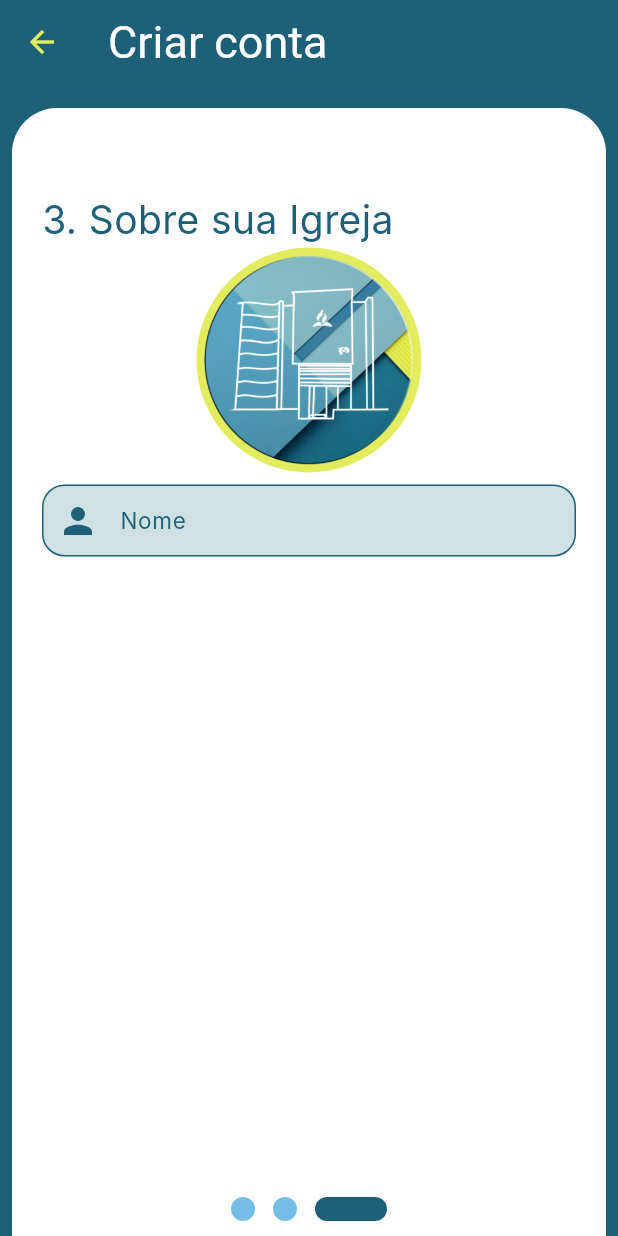
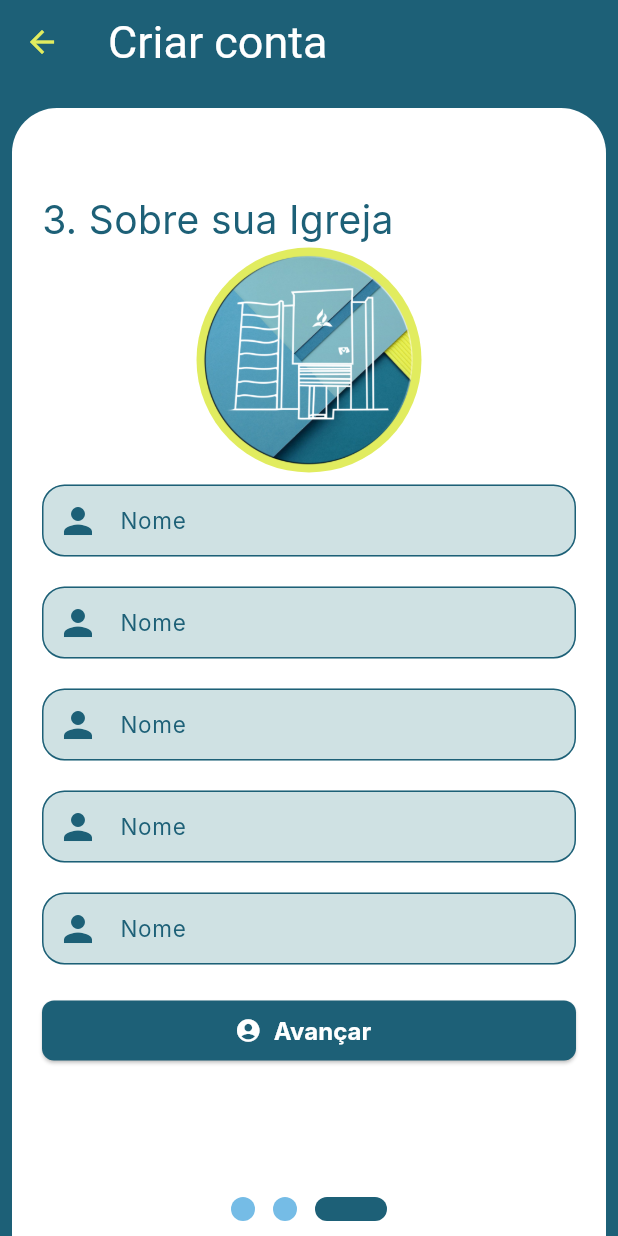
Before and after one commit to luizzlcs/seven_manager7, a Flutter app: the RegisterPage screen opened by its route, swiped to page 3, on a phone screen of 412 x 824 dp. Run offline on Flutter 3.47's test engine with Material 3 defaults, Android fonts, the phone set to English and light mode, and no system bars; drawn by our look-alikes of smooth_page_indicator; our stand-ins replace bordered_text, brasil_fields, cloud_firestore, firebase_auth, firebase_core, firebase_storage and 5 more; missing offline and left inert: validatorless; accounts and stored records are empty; generated files the repository leaves out were written again; network calls fail; Roboto replaces fonts that are missing (Inter).

Commit message:
Refatoração de código.

```diff
--- a/lib/src/core/injection/injection.dart
+++ b/lib/src/core/injection/injection.dart
@@ -17,7 +17,7 @@ void configureDependencies() {
   getIt.registerFactory(() => AuthServiceFirebaseImpl(auth: getIt<FirebaseAuth>()));
   getIt.registerFactory(() => FirebaseStorageService());
   getIt.registerFactory(() => RecoverController(firebaseAuth: getIt<AuthServiceFirebaseImpl>()));
-  getIt.registerFactory(() => RegisterController(firebaseAuth: getIt<AuthServiceFirebaseImpl>()));
+  getIt.registerLazySingleton<RegisterController>(() => RegisterController(firebaseAuth: getIt<AuthServiceFirebaseImpl>()));
   getIt.registerFactory(() => LoginController(firebaseAuth: getIt<AuthServiceFirebaseImpl>()));
   getIt.registerFactory(() => ImageProfileController(storage: getIt<FirebaseStorageService>()));
 
--- a/lib/src/model/persons_model.dart
+++ b/lib/src/model/persons_model.dart
@@ -1,8 +1,8 @@
 import 'dart:convert';
 
 class PersonsModel {
- const PersonsModel({
-    required this.idChurch,
+  const PersonsModel({
+    this.idChurch,
     required this.malePerson,
     required this.namePerson,
     required this.dateOfBirthPerson,
@@ -16,10 +16,9 @@ class PersonsModel {
     required this.cityPerson,
     required this.statePerson,
     this.isPostalServicePerson,
-
   });
 
-  final String idChurch;
+  final String? idChurch;
   final String namePerson;
   final String malePerson;
   final String dateOfBirthPerson;
@@ -33,11 +32,6 @@ class PersonsModel {
   final String cityPerson;
   final String statePerson;
   final bool? isPostalServicePerson;
-
-
-
-
-
 
   Map<String, dynamic> toMap() {
     return {
@@ -79,5 +73,6 @@ class PersonsModel {
 
   String toJson() => json.encode(toMap());
 
-  factory PersonsModel.fromJson(String source) => PersonsModel.fromMap(json.decode(source));
+  factory PersonsModel.fromJson(String source) =>
+      PersonsModel.fromMap(json.decode(source));
 }
--- a/lib/src/pages/auth/login/login_page.dart
+++ b/lib/src/pages/auth/login/login_page.dart
@@ -19,6 +19,7 @@ class LoginPage extends StatefulWidget {
 }
 
 class _LoginPageState extends State<LoginPage> with Loader {
+
   final LoginController loginController = getIt();
 
   final GlobalKey<FormState> _formKey = GlobalKey<FormState>();
--- a/lib/src/pages/auth/register/pages/about_you_church_page.dart
+++ b/lib/src/pages/auth/register/pages/about_you_church_page.dart
@@ -1,5 +1,9 @@
+import 'dart:developer';
+import 'package:firebase_auth/firebase_auth.dart';
 import 'package:flutter/material.dart';
 import 'package:seven_manager/src/core/constants/app_images.dart';
+import 'package:seven_manager/src/core/services/firebase/auth_service_firebase_impl.dart';
+import 'package:seven_manager/src/core/widgets/helpers/seven_loader.dart';
 import 'package:seven_manager/src/pages/auth/login/widgets/image_logo_widget.dart';
 import 'package:validatorless/validatorless.dart';
 
@@ -16,37 +20,33 @@ class AboutYouChurchPage extends StatefulWidget {
   State<AboutYouChurchPage> createState() => _AboutYouChurchPageState();
 }
 
-class _AboutYouChurchPageState extends State<AboutYouChurchPage> {
+class _AboutYouChurchPageState extends State<AboutYouChurchPage>
+    with AutomaticKeepAliveClientMixin {
   final GlobalKey<FormState> formKey = GlobalKey<FormState>();
-  final TextEditingController nameEC = TextEditingController();
-  final TextEditingController emailEC = TextEditingController();
-  final TextEditingController passwordEC = TextEditingController();
-  final TextEditingController confirmePasswordEC = TextEditingController();
+
+  final TextEditingController zipCodeChuchsEC = TextEditingController();
+  final TextEditingController streetChuchsEC = TextEditingController();
+  final TextEditingController districtChuchsEC = TextEditingController();
+  final TextEditingController cityChuchsEC = TextEditingController();
+  final TextEditingController stateChuchsEC = TextEditingController();
 
   final RegisterController registerController = getIt();
 
   @override
+  bool get wantKeepAlive => true;
+
+  @override
   void initState() {
-    confirmePasswordEC.addListener(() {
-      registerController.checkPasswordsMatch(
-          passwordEC.text, confirmePasswordEC.text);
-    });
-    passwordEC.addListener(() {
-      registerController.checkPasswordsMatch(
-          passwordEC.text, confirmePasswordEC.text);
-    });
-
-    registerController.addListener(_registerStatusChange);
-
     super.initState();
   }
 
   @override
   void dispose() {
-    nameEC.dispose();
-    emailEC.dispose();
-    passwordEC.dispose();
-    confirmePasswordEC.dispose();
+    zipCodeChuchsEC.dispose();
+    streetChuchsEC.dispose();
+    districtChuchsEC.dispose();
+    cityChuchsEC.dispose();
+    stateChuchsEC.dispose();
     registerController.removeListener(_registerStatusChange);
     super.dispose();
   }
@@ -70,16 +70,19 @@ class _AboutYouChurchPageState extends State<AboutYouChurchPage> {
     final valid = formKey.currentState?.validate() ?? false;
 
     if (valid) {
-      registerController.createUser(
-        name: nameEC.text,
-        email: emailEC.text,
-        password: passwordEC.text,
+      registerController.createChurchs(
+        zipCodeChuchs: zipCodeChuchsEC.text,
+        streetChuchs: streetChuchsEC.text,
+        districtChuchs: districtChuchsEC.text,
+        cityChuchs: cityChuchsEC.text,
+        stateChuchs: stateChuchsEC.text,
       );
     }
   }
 
   @override
   Widget build(BuildContext context) {
+    super.build(context);
     return Column(
       children: [
         const SizedBox(
@@ -117,7 +120,7 @@ class _AboutYouChurchPageState extends State<AboutYouChurchPage> {
                       const ImageLogoWidget(pathImage: AppImages.logoIasd),
                       const SizedBox(height: 8),
                       TextFormField(
-                        controller: nameEC,
+                        controller: zipCodeChuchsEC,
                         validator: Validatorless.required(
                             'O nome do usuário é necessário'),
                         decoration: const InputDecoration(
@@ -130,6 +133,95 @@ class _AboutYouChurchPageState extends State<AboutYouChurchPage> {
                         ),
                       ),
                       const SizedBox(height: 20),
+                      TextFormField(
+                        controller: streetChuchsEC,
+                        validator: Validatorless.required(
+                            'O nome do usuário é necessário'),
+                        decoration: const InputDecoration(
+                          label: Text('Nome'),
+                          prefixIcon: Icon(
+                            Icons.person,
+                            color: SevenManagerTheme.tealBlue,
+                            size: 28,
+                          ),
+                        ),
+                      ),
+                      const SizedBox(height: 20),
+                      TextFormField(
+                        controller: districtChuchsEC,
+                        validator: Validatorless.required(
+                            'O nome do usuário é necessário'),
+                        decoration: const InputDecoration(
+                          label: Text('Nome'),
+                          prefixIcon: Icon(
+                            Icons.person,
+                            color: SevenManagerTheme.tealBlue,
+                            size: 28,
+                          ),
+                        ),
+                      ),
+                      const SizedBox(height: 20),
+                      TextFormField(
+                        controller: cityChuchsEC,
+                        validator: Validatorless.required(
+                            'O nome do usuário é necessário'),
+                        decoration: const InputDecoration(
+                          label: Text('Nome'),
+                          prefixIcon: Icon(
+                            Icons.person,
+                            color: SevenManagerTheme.tealBlue,
+                            size: 28,
+                          ),
+                        ),
+                      ),
+                      const SizedBox(height: 20),
+                      TextFormField(
+                        controller: stateChuchsEC,
+                        validator: Validatorless.required(
+                            'O nome do usuário é necessário'),
+                        decoration: const InputDecoration(
+                          label: Text('Nome'),
+                          prefixIcon: Icon(
+                            Icons.person,
+                            color: SevenManagerTheme.tealBlue,
+                            size: 28,
+                          ),
+                        ),
+                      ),
+                      const SizedBox(height: 20),
+                      AnimatedBuilder(
+                        animation: registerController,
+                        builder: (context, child) {
+                          return Column(
+                            crossAxisAlignment: CrossAxisAlignment.stretch,
+                            children: [
+                              registerController.registerStatus ==
+                                      RegisterStatus.loading
+                                  ? const SevenLoader()
+                                  : AnimatedBuilder(
+                                      animation: registerController,
+                                      builder: (context, child) {
+                                        print('AnimatedBuild rebuild');
+                                        return ElevatedButton.icon(
+                                          onPressed: () {
+
+                                              log('${registerController.dataAcountPage}');
+                                              log('${registerController.dataAcountPage['userName']}');
+                                              log('${registerController.dataAcountPage['userPassword']}');
+                                              log('VARIÁVEL isVisible: ${registerController.isVisible}');
+                                              log('EMAIL: ${registerController.emailUser}');
+
+                                          },
+                                          label: const Text('Avançar'),
+                                          icon:
+                                              const Icon(Icons.account_circle),
+                                        );
+                                      },
+                                    ),
+                            ],
+                          );
+                        },
+                      )
                     ],
                   ),
                 ),
--- a/lib/src/pages/homePage/home_page.dart
+++ b/lib/src/pages/homePage/home_page.dart
@@ -1,5 +1,6 @@
 import 'package:flutter/material.dart';
 import 'package:seven_manager/src/core/constants/app_router.dart';
+import 'package:seven_manager/src/core/injection/injection.dart';
 import 'package:seven_manager/src/core/services/firebase/auth_service_firebase_impl.dart';
 
 class HomePage extends StatelessWidget {
@@ -8,7 +9,7 @@ class HomePage extends StatelessWidget {
 
    @override
    Widget build(BuildContext context) {
-   AuthServiceFirebaseImpl auth = AuthServiceFirebaseImpl();
+   AuthServiceFirebaseImpl auth = getIt();
        return Scaffold(
            appBar: AppBar(title: const Text('Home Page'),),
            body: Center(
```
Also changed, not shown: lib/src/core/services/firebase/auth_service_firebase_impl.dart (+120 -35 lines), lib/src/model/user_model.dart (added, +33 -0 lines), lib/src/pages/auth/register/pages/about_you_page.dart (+45 -45 lines), lib/src/pages/auth/register/pages/check_data.dart (added, +111 -0 lines), lib/src/pages/auth/register/pages/create_account_page.dart (+32 -11 lines), lib/src/pages/auth/register/register_controller.dart (+81 -5 lines), lib/src/pages/auth/register/register_page.dart (+5 -2 lines), 3 other files.
